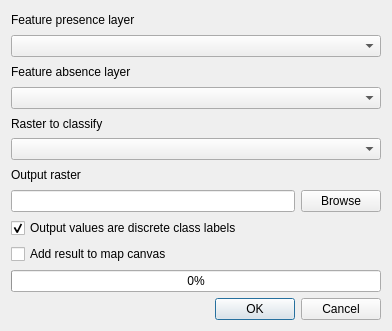
Above: classifierdialogbase.ui from nextgis/dtclassifier before the change. Below: the same form after it.
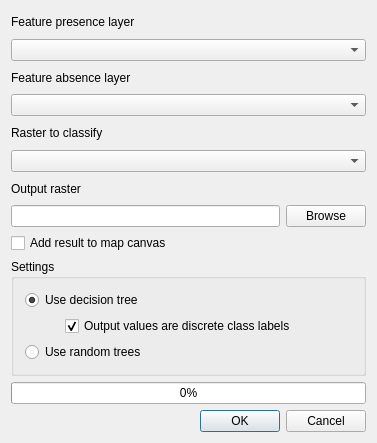
That is the form after the change.

Commit message: update ui for using random trees and decision trees

```diff
--- a/classifierdialogbase.ui
+++ b/classifierdialogbase.ui
@@ -6,14 +6,14 @@
    <rect>
     <x>0</x>
     <y>0</y>
-    <width>392</width>
-    <height>331</height>
+    <width>377</width>
+    <height>443</height>
    </rect>
   </property>
   <property name="windowTitle">
    <string>Classifier</string>
   </property>
-  <layout class="QVBoxLayout" name="verticalLayout">
+  <layout class="QVBoxLayout" name="verticalLayout_3">
    <item>
     <widget class="QLabel" name="label">
      <property name="text">
@@ -68,16 +68,6 @@
      </item>
     </layout>
    </item>
-   <item>
-    <widget class="QCheckBox" name="discreteLabelsCheckBox">
-     <property name="text">
-      <string>Output values are discrete class labels</string>
-     </property>
-     <property name="checked">
-      <bool>true</bool>
-     </property>
-    </widget>
-   </item>
    <item>
     <widget class="QCheckBox" name="addToCanvasCheckBox">
      <property name="text">
@@ -85,6 +75,66 @@
      </property>
     </widget>
    </item>
+   <item>
+    <widget class="QGroupBox" name="groupBox">
+     <property name="title">
+      <string>Settings</string>
+     </property>
+     <layout class="QVBoxLayout" name="verticalLayout_2">
+      <item>
+       <layout class="QVBoxLayout" name="verticalLayout">
+        <item>
+         <widget class="QRadioButton" name="rbDecisionTree">
+          <property name="text">
+           <string>Use decision tree</string>
+          </property>
+          <property name="checked">
+           <bool>true</bool>
+          </property>
+         </widget>
+        </item>
+        <item>
+         <layout class="QHBoxLayout" name="horizontalLayout_2">
+          <item>
+           <spacer name="horizontalSpacer">
+            <property name="orientation">
+             <enum>Qt::Horizontal</enum>
+            </property>
+            <property name="sizeType">
+             <enum>QSizePolicy::Minimum</enum>
+            </property>
+            <property name="sizeHint" stdset="0">
+             <size>
+              <width>40</width>
+              <height>20</height>
+             </size>
+            </property>
+           </spacer>
+          </item>
+          <item>
+           <widget class="QCheckBox" name="discreteLabelsCheckBox">
+            <property name="text">
+             <string>Output values are discrete class labels</string>
+            </property>
+            <property name="checked">
+             <bool>true</bool>
+            </property>
+           </widget>
+          </item>
+         </layout>
+        </item>
+       </layout>
+      </item>
+      <item>
+       <widget class="QRadioButton" name="rbRandomTrees">
+        <property name="text">
+         <string>Use random trees</string>
+        </property>
+       </widget>
+      </item>
+     </layout>
+    </widget>
+   </item>
    <item>
     <widget class="QProgressBar" name="progressBar">
      <property name="value">
```
